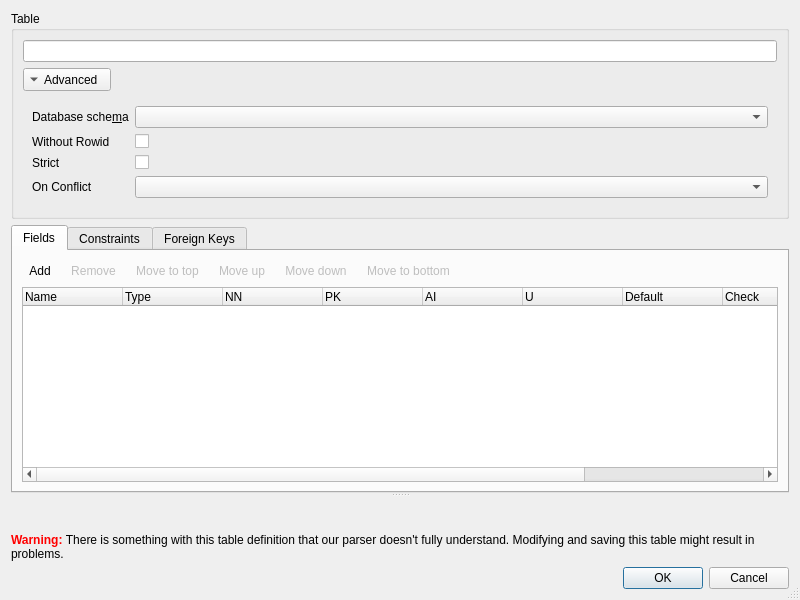
Above: src/EditTableDialog.ui from sqlitebrowser/sqlitebrowser before the change. Below: the same form after it.
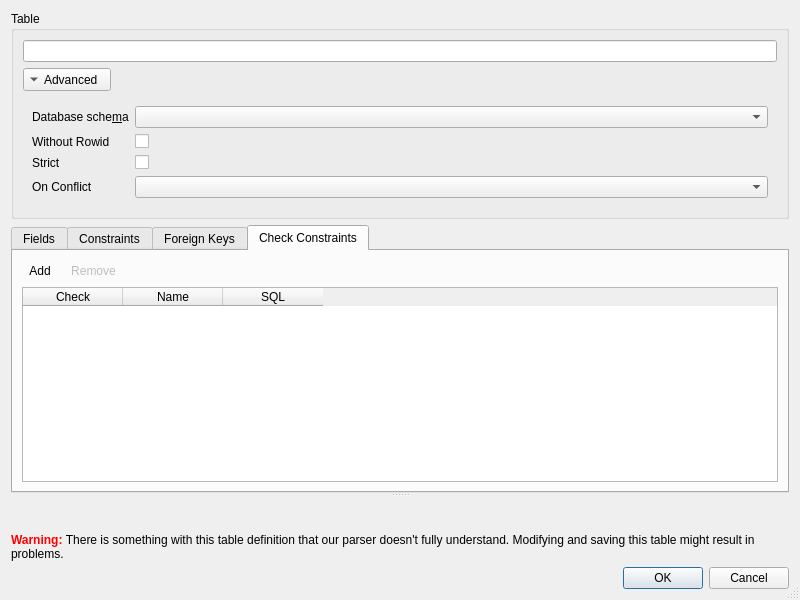
That is the form after the change. The open tabs and pages were chosen to show the change. Icons and pictures are not drawn. Custom widgets are drawn as their Qt base class.

Commit message:
Add an extra tab for editing check constraints to the Edit Table dialog
Just like before in 53b5493f2e9693c3e9da998f33f9db77f3098c1d which added
an extra tab for foreign keys, this adds an extra tab for editing check
constraints in the Edit Table dialog. Again, this makes the UI easier to
navigate and adds support for editing of check constraints to the
dialog.

```diff
--- a/src/EditTableDialog.ui
+++ b/src/EditTableDialog.ui
@@ -590,6 +590,87 @@
         </item>
        </layout>
       </widget>
+      <widget class="QWidget" name="tab_3">
+       <attribute name="title">
+        <string>Check Constraints</string>
+       </attribute>
+       <layout class="QVBoxLayout" name="verticalLayout_6">
+        <item>
+         <layout class="QHBoxLayout" name="horizontalLayout_4">
+          <item>
+           <widget class="QToolButton" name="buttonAddCheckConstraint">
+            <property name="text">
+             <string>Add</string>
+            </property>
+            <property name="popupMode">
+             <enum>QToolButton::InstantPopup</enum>
+            </property>
+            <property name="toolButtonStyle">
+             <enum>Qt::ToolButtonTextBesideIcon</enum>
+            </property>
+            <property name="autoRaise">
+             <bool>true</bool>
+            </property>
+           </widget>
+          </item>
+          <item>
+           <widget class="QToolButton" name="buttonRemoveCheckConstraint">
+            <property name="enabled">
+             <bool>false</bool>
+            </property>
+            <property name="text">
+             <string>Remove</string>
+            </property>
+            <property name="toolButtonStyle">
+             <enum>Qt::ToolButtonTextBesideIcon</enum>
+            </property>
+            <property name="autoRaise">
+             <bool>true</bool>
+            </property>
+           </widget>
+          </item>
+          <item>
+           <spacer name="horizontalSpacer_4">
+            <property name="orientation">
+             <enum>Qt::Horizontal</enum>
+            </property>
+            <property name="sizeHint" stdset="0">
+             <size>
+              <width>40</width>
+              <height>20</height>
+             </size>
+            </property>
+           </spacer>
+          </item>
+         </layout>
+        </item>
+        <item>
+         <widget class="QTableWidget" name="tableCheckConstraints">
+          <property name="alternatingRowColors">
+           <bool>true</bool>
+          </property>
+          <property name="horizontalScrollMode">
+           <enum>QAbstractItemView::ScrollPerPixel</enum>
+          </property>
+          <column>
+           <property name="text">
+            <string>Check</string>
+           </property>
+          </column>
+          <column>
+           <property name="text">
+            <string>Name</string>
+           </property>
+          </column>
+          <column>
+           <property name="text">
+            <string>SQL</string>
+           </property>
+          </column>
+         </widget>
+        </item>
+       </layout>
+      </widget>
      </widget>
      <widget class="SqlTextEdit" name="sqlTextEdit" native="true">
       <property name="readOnly" stdset="0">
```
Left out of the diff: 42 changed lines with no effect on the pictures. The commit also changes 2 other files.
